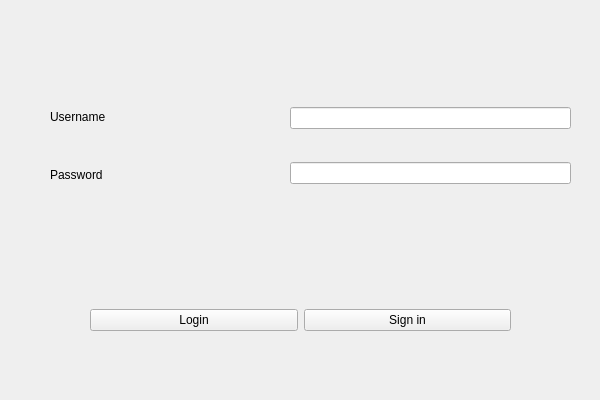
baluticristi/Tema-POO-Official, file Interfata/client.ui: the form before one commit.
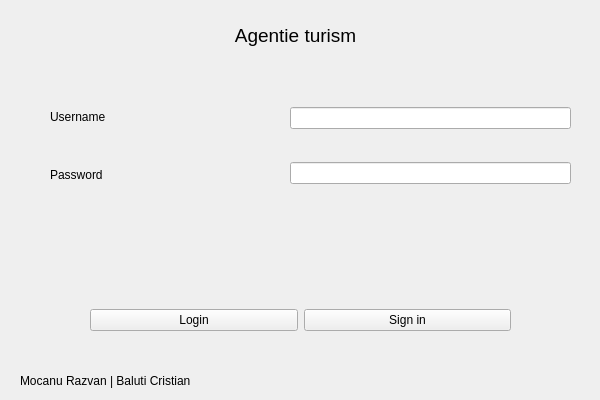
The form after the commit.

Diff of the .ui file:
```diff
--- a/Interfata/client.ui
+++ b/Interfata/client.ui
@@ -83,6 +83,35 @@
     </item>
    </layout>
   </widget>
+  <widget class="QLabel" name="label_3">
+   <property name="geometry">
+    <rect>
+     <x>190</x>
+     <y>10</y>
+     <width>211</width>
+     <height>51</height>
+    </rect>
+   </property>
+   <property name="text">
+    <string>&lt;html&gt;&lt;head/&gt;&lt;body&gt;&lt;p&gt;&lt;span style=&quot; font-size:14pt;&quot;&gt;Agentie turism&lt;/span&gt;&lt;/p&gt;&lt;/body&gt;&lt;/html&gt;</string>
+   </property>
+   <property name="alignment">
+    <set>Qt::AlignCenter</set>
+   </property>
+  </widget>
+  <widget class="QLabel" name="label_4">
+   <property name="geometry">
+    <rect>
+     <x>20</x>
+     <y>370</y>
+     <width>361</width>
+     <height>21</height>
+    </rect>
+   </property>
+   <property name="text">
+    <string>Mocanu Razvan | Baluti Cristian </string>
+   </property>
+  </widget>
  </widget>
  <resources/>
  <connections/>
```
Left out of the diff: 6 changed lines with no effect on the pictures.
